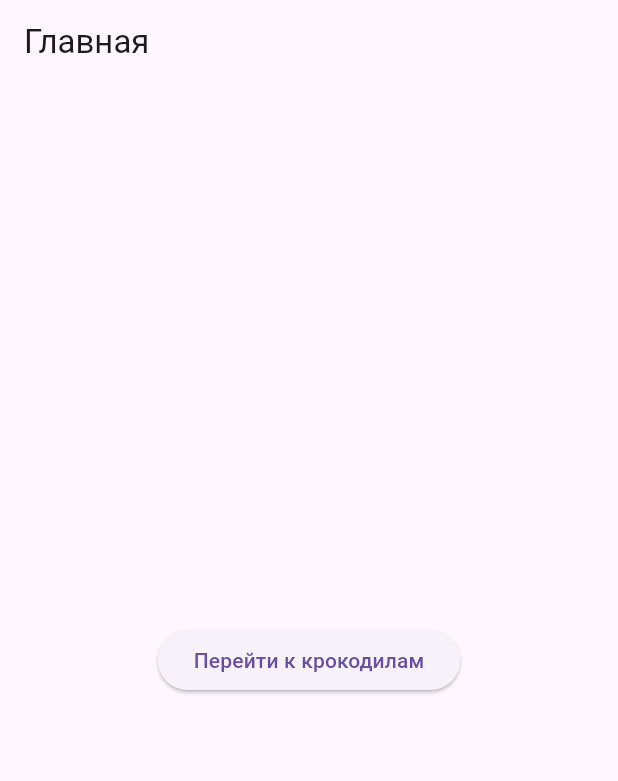
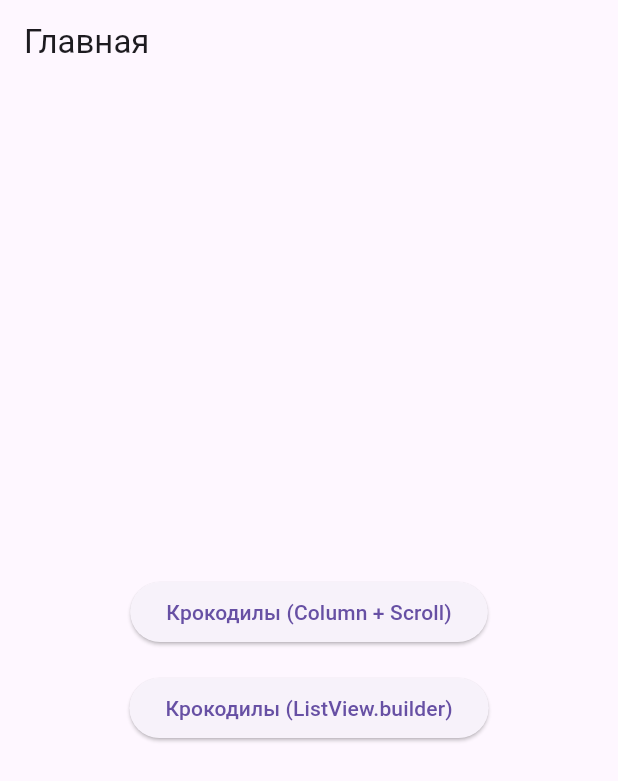
Before and after one commit to sharingan2077/rkmp_flutter, a Flutter app: the screen it shows after launch, on a phone screen of 412 x 824 dp. Shown: the top 781 px of the screen. Run offline on Flutter 3.47's test engine with Material 3 defaults, Android fonts, the phone set to English and light mode, and no system bars.

Commit message:
[prac4] Использование Listview.builder() для создания списка

```diff
--- a/lib/main.dart
+++ b/lib/main.dart
@@ -1,4 +1,5 @@
 import 'package:flutter/material.dart';
+import 'package:project/%D1%81rocodile_listview_screen.dart';
 import 'package:project/crocodile_list_screen.dart';
 
 void main() {
@@ -25,15 +26,37 @@ class HomePage extends StatelessWidget {
   Widget build(BuildContext context) {
     return Scaffold(
       appBar: AppBar(title: const Text('Главная')),
-      body: Center(
-        child: ElevatedButton(
-          onPressed: () {
-            Navigator.push(
-              context,
-              MaterialPageRoute(builder: (context) => const CrocodileListScreen()),
-            );
-          },
-          child: const Text('Перейти к крокодилам'),
+      body: Padding(
+        padding: const EdgeInsets.all(16),
+        child: Center(
+          child: Column(
+            mainAxisAlignment: MainAxisAlignment.center,
+            children: [
+              ElevatedButton(
+                onPressed: () {
+                  Navigator.push(
+                    context,
+                    MaterialPageRoute(
+                      builder: (context) => const CrocodileListScreen(),
+                    ),
+                  );
+                },
+                child: const Text('Крокодилы (Column + Scroll)'),
+              ),
+              const SizedBox(height: 16),
+              ElevatedButton(
+                onPressed: () {
+                  Navigator.push(
+                    context,
+                    MaterialPageRoute(
+                      builder: (context) => const CrocodileListViewScreen(),
+                    ),
+                  );
+                },
+                child: const Text('Крокодилы (ListView.builder)'),
+              ),
+            ],
+          ),
         ),
       ),
     );
```
Also changed, not shown: lib/сrocodile_listview_screen.dart (added, +129 -0 lines).
